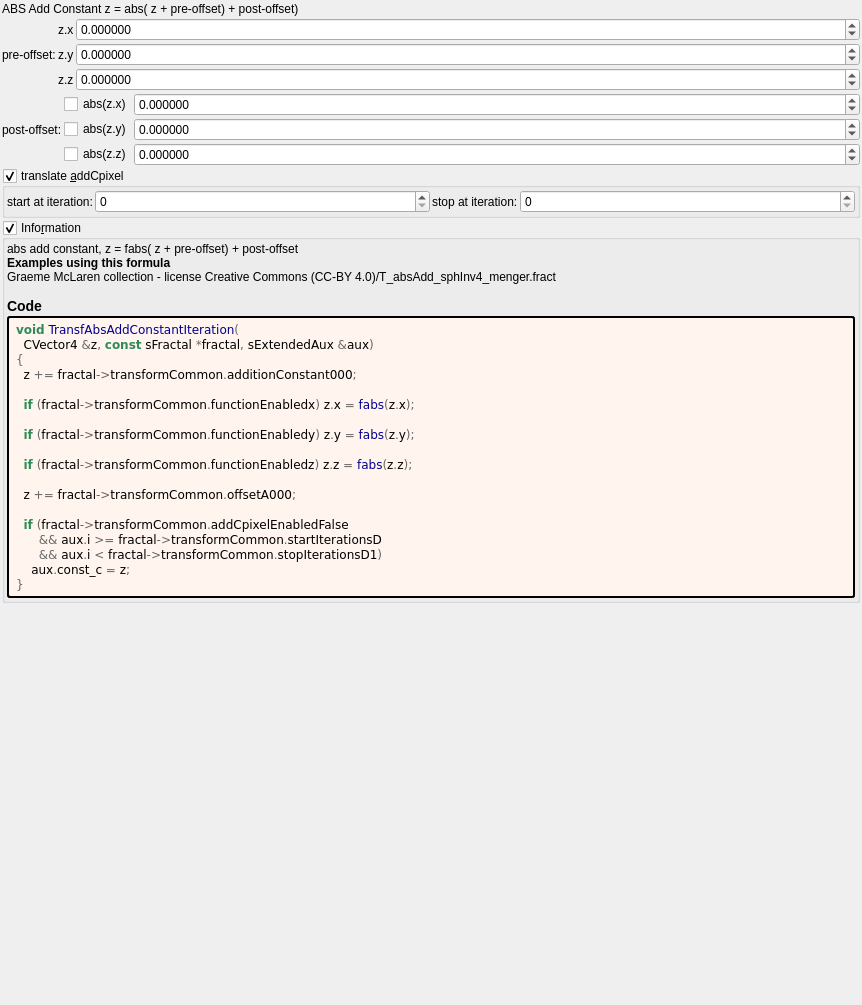
Before: the Qt Designer form mandelbulber2/formula/ui/transf_abs_add_constant.ui in buddhi1980/mandelbulber2, drawn with Qt 5.
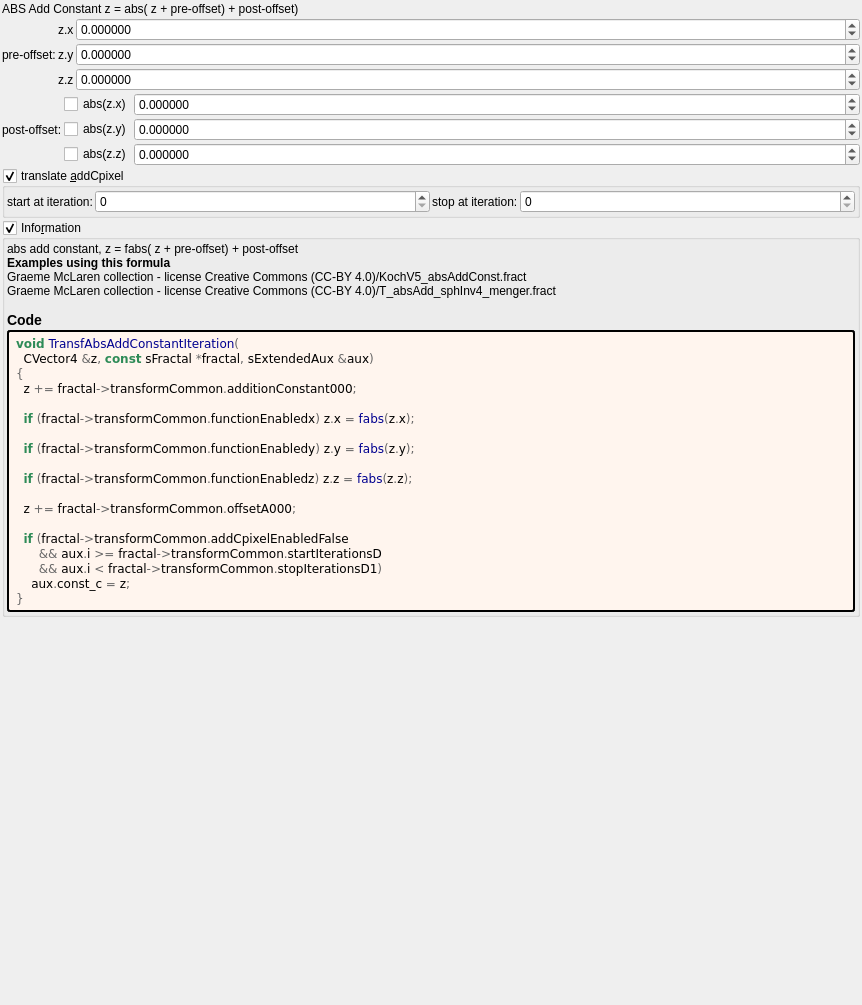
After: the same form once the commit is applied. Custom widgets are drawn as their Qt base class.

```diff
--- a/mandelbulber2/formula/ui/transf_abs_add_constant.ui
+++ b/mandelbulber2/formula/ui/transf_abs_add_constant.ui
@@ -374,7 +374,7 @@
         <property name="text">
          <string notr="true">&lt;p&gt;abs add  constant,  z = fabs( z + pre-offset) + post-offset&lt;/p&gt;&lt;table&gt;
 &lt;/table&gt;
-&lt;br&gt;&lt;b&gt;Examples using this formula&lt;/b&gt;&lt;br&gt;Graeme McLaren  collection - license Creative Commons  (CC-BY 4.0)/T_absAdd_sphInv4_menger.fract&lt;h3&gt;Code&lt;/h3&gt;</string>
+&lt;br&gt;&lt;b&gt;Examples using this formula&lt;/b&gt;&lt;br&gt;Graeme McLaren  collection - license Creative Commons  (CC-BY 4.0)/KochV5_absAddConst.fract&lt;br&gt;Graeme McLaren  collection - license Creative Commons  (CC-BY 4.0)/T_absAdd_sphInv4_menger.fract&lt;h3&gt;Code&lt;/h3&gt;</string>
         </property>
         <property name="wordWrap">
          <bool>true</bool>
```
